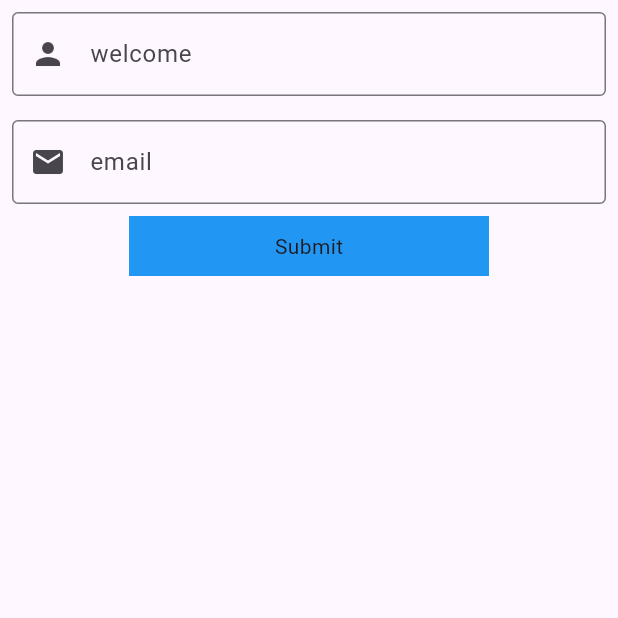
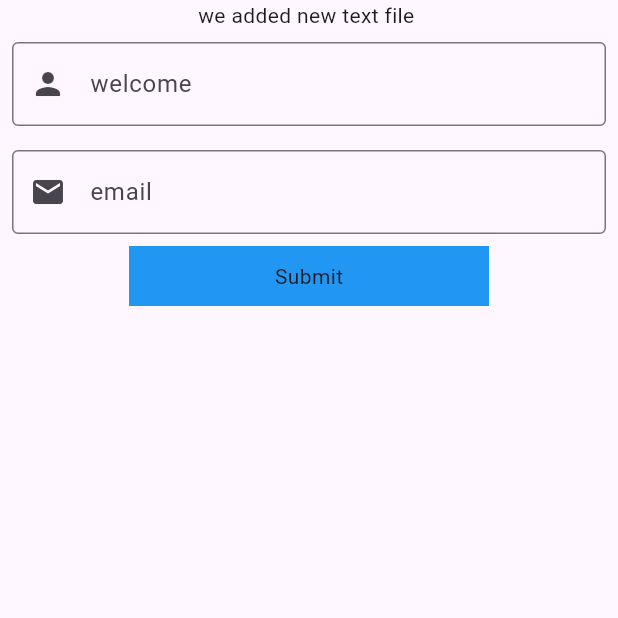
Before and after one commit to hamid-nawaz750/Test, a Flutter app: the screen it shows after launch, on a phone screen of 412 x 824 dp, the top half of it. Run offline on Flutter 3.47's test engine with Material 3 defaults, Android fonts, the phone set to English and light mode, and no system bars.

Commit message:
text added

```diff
--- a/lib/main.dart
+++ b/lib/main.dart
@@ -26,6 +26,7 @@ class HomeScreen extends StatelessWidget {
     return Scaffold(
       body: Column(
         children: [
+          Text('we added new text file '),
           CustomTextformField(
             hint: 'welcome',
             iconn: Icons.person,
```
